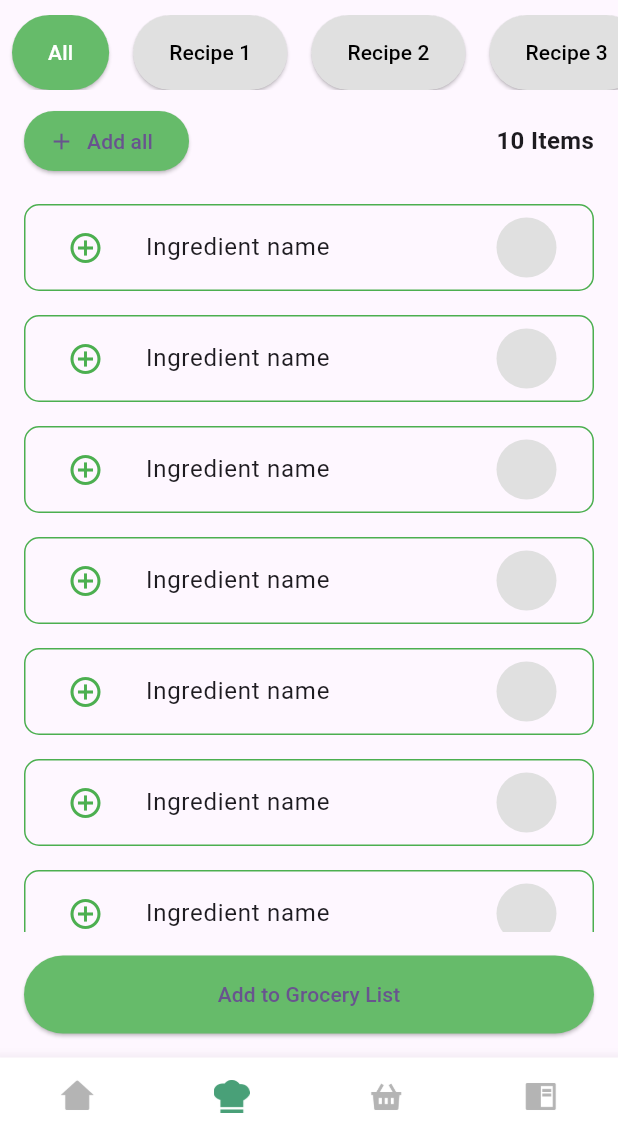
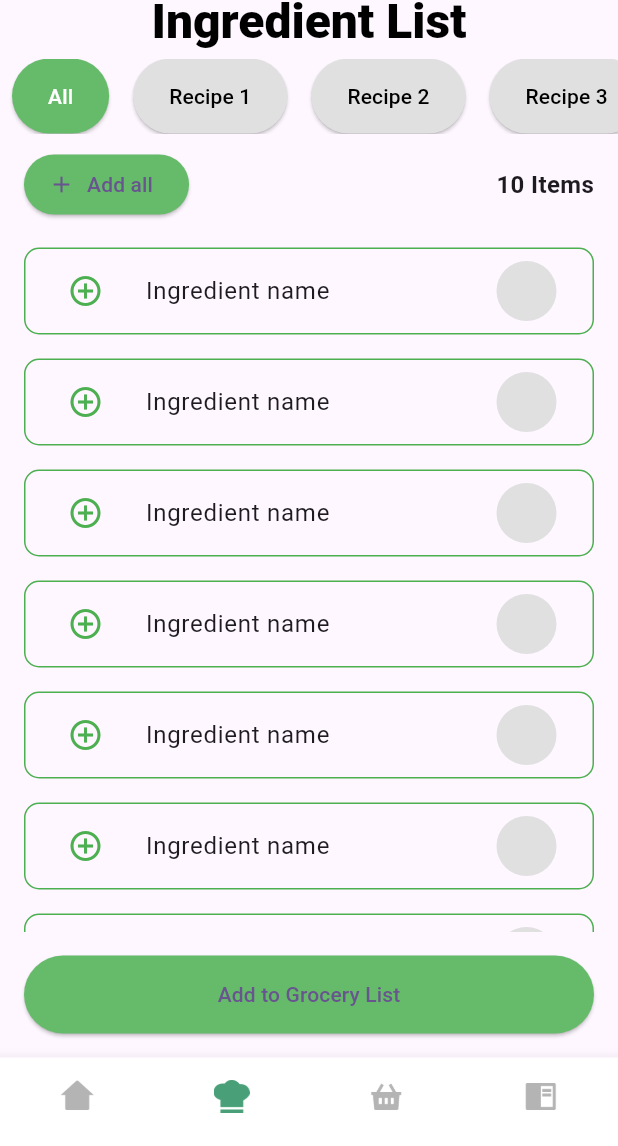
Before and after one commit to aadityayadav17/binarybandits, a Flutter app: the IngredientListPage screen opened directly, on a phone screen of 412 x 824 dp, the part 90-1236 px from its top. Run offline on Flutter 3.47's test engine with Material 3 defaults, Android fonts, the phone set to English and light mode, and no system bars; our stand-ins replace country_code_picker, dropdown_button2, firebase_core, google_fonts; accounts and stored records are empty.

Commit message:
Ingredient List (4/n) - Screen Name

```diff
--- a/lib/screens/ingredient_list_screen.dart
+++ b/lib/screens/ingredient_list_screen.dart
@@ -26,6 +26,21 @@ class IngredientListPage extends StatelessWidget {
       ),
       body: Column(
         children: [
+          const Column(
+            crossAxisAlignment: CrossAxisAlignment.start,
+            children: [
+              Text(
+                "Ingredient List",
+                style: TextStyle(
+                  color: Colors.black,
+                  fontWeight: FontWeight.w900,
+                  fontSize: 32,
+                  letterSpacing: 0,
+                  height: 0.9,
+                ),
+              ),
+            ],
+          ),
           // Recipe Tabs
           Padding(
             padding: const EdgeInsets.symmetric(vertical: 10.0),
```
